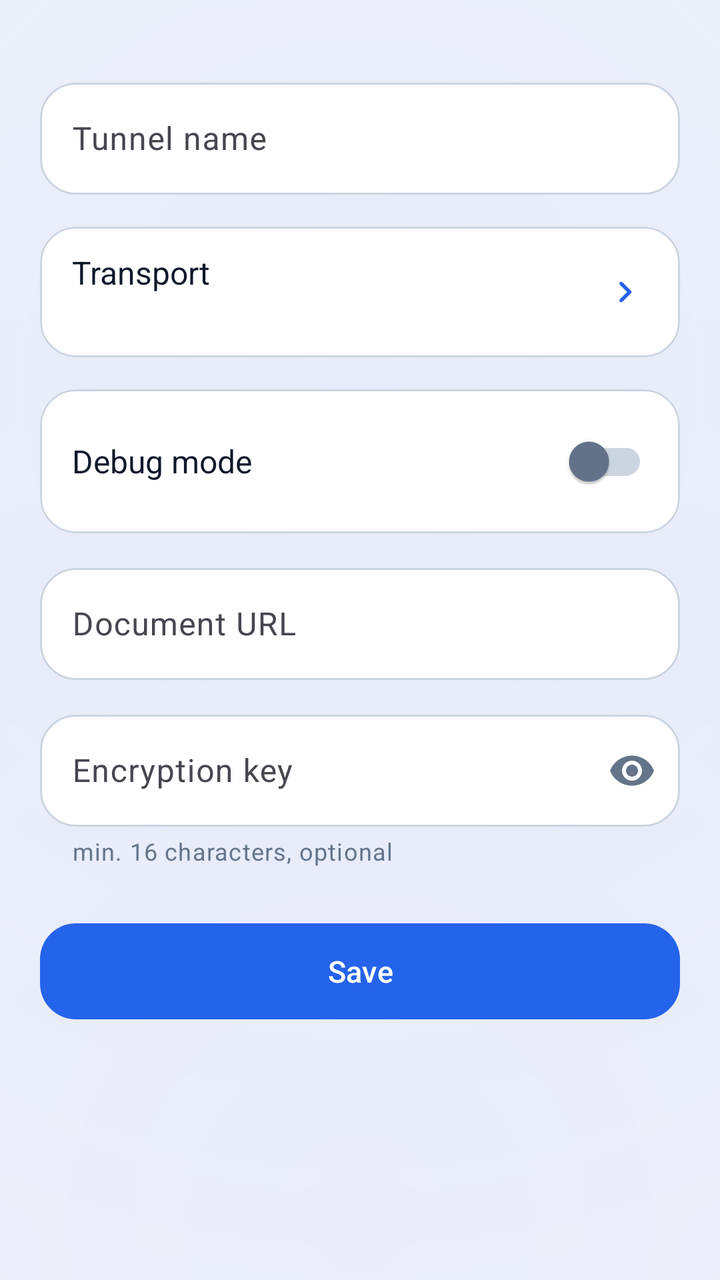
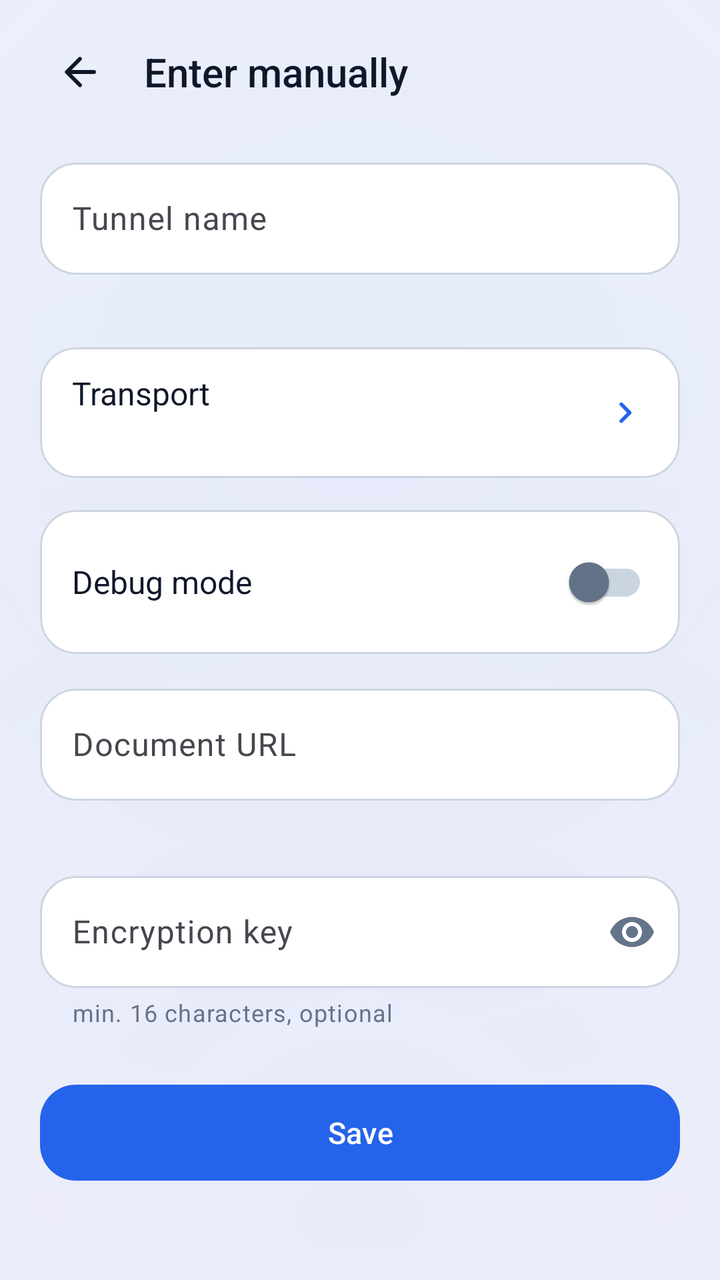

Compare the two renders of this Android layout. The source of the first and the diff that turns it into the second are given below.
<!-- AndroidManifest.xml: application theme Theme.SoxMax -->
<!-- res/layout/fragment_add_tun.xml -->
<?xml version="1.0" encoding="utf-8"?>
<androidx.core.widget.NestedScrollView xmlns:android="http://schemas.android.com/apk/res/android"
    xmlns:app="http://schemas.android.com/apk/res-auto"
    xmlns:tools="http://schemas.android.com/tools"
    android:layout_width="match_parent"
    android:layout_height="match_parent"
    android:background="@drawable/bg_screen_ambient"
    android:fillViewport="true">

    <LinearLayout
        android:layout_width="match_parent"
        android:layout_height="wrap_content"
        android:orientation="vertical"
        android:paddingHorizontal="20dp"
        android:paddingTop="24dp"
        android:paddingBottom="32dp">

        
        <com.google.android.material.textfield.TextInputLayout
            android:id="@+id/nameContainer"
            android:layout_width="match_parent"
            android:layout_height="wrap_content"
            android:layout_marginTop="12dp"
            app:boxBackgroundMode="outline"
            app:boxBackgroundColor="@color/bg_card"
            app:boxCornerRadiusBottomEnd="18dp"
            app:boxCornerRadiusBottomStart="18dp"
            app:boxCornerRadiusTopEnd="18dp"
            app:boxCornerRadiusTopStart="18dp"
            app:boxStrokeColor="@color/box_stroke_selector"
            app:boxStrokeWidth="1dp"
            app:boxStrokeWidthFocused="2dp"
            app:hintTextColor="@color/accent_blue">

            <com.google.android.material.textfield.TextInputEditText
                android:id="@+id/name"
                android:layout_width="match_parent"
                android:layout_height="56dp"
                android:hint="@string/tunnel_name"
                android:paddingHorizontal="16dp"
                android:textColor="@color/text_primary"
                android:textColorHint="@color/text_secondary"
                android:inputType="textCapSentences|textNoSuggestions"
                android:maxLines="1"
                android:singleLine="true"
                android:imeOptions="actionNext" />

        </com.google.android.material.textfield.TextInputLayout>

        
        <com.google.android.material.card.MaterialCardView
            android:id="@+id/transportSelector"
            android:layout_width="match_parent"
            android:layout_height="wrap_content"
            android:minHeight="64dp"
            android:layout_marginTop="16dp"
            android:clickable="true"
            android:focusable="true"
            app:cardBackgroundColor="@color/bg_card"
            app:cardCornerRadius="18dp"
            app:cardElevation="0dp"
            app:strokeColor="@color/bg_card_stroke"
            app:strokeWidth="1dp">

            <LinearLayout
                android:id="@+id/select_transport_layout"
                android:layout_width="match_parent"
                android:layout_height="wrap_content"
                android:minHeight="64dp"
                android:gravity="center_vertical"
                android:orientation="horizontal"
                android:paddingHorizontal="16dp"
                android:paddingVertical="12dp">

                <LinearLayout
                    android:layout_width="0dp"
                    android:layout_height="wrap_content"
                    android:layout_weight="1"
                    android:orientation="vertical">

                    <TextView
                        android:layout_width="wrap_content"
                        android:layout_height="wrap_content"
                        android:text="@string/select_transport"
                        android:textColor="@color/text_primary"
                        android:textSize="16sp" />

                    <TextView
                        android:id="@+id/selectedTransport"
                        android:layout_width="wrap_content"
                        android:layout_height="wrap_content"
                        android:layout_marginTop="2dp"
                        android:textColor="@color/text_secondary"
                        android:textSize="13sp" />

                </LinearLayout>

                <ImageView
                    android:layout_width="22dp"
                    android:layout_height="22dp"
                    android:src="@drawable/ic_chevron_right"
                    app:tint="@color/accent_blue"
                    tools:tint="@color/accent_blue" />

            </LinearLayout>

        </com.google.android.material.card.MaterialCardView>

        
        <com.google.android.material.card.MaterialCardView
            android:id="@+id/debugSelector"
            android:layout_width="match_parent"
            android:layout_height="wrap_content"
            android:minHeight="64dp"
            android:layout_marginTop="16dp"
            android:clickable="true"
            android:focusable="true"
            app:cardBackgroundColor="@color/bg_card"
            app:cardCornerRadius="18dp"
            app:cardElevation="0dp"
            app:strokeColor="@color/bg_card_stroke"
            app:strokeWidth="1dp">

            <LinearLayout
                android:layout_width="match_parent"
                android:layout_height="wrap_content"
                android:minHeight="64dp"
                android:gravity="center_vertical"
                android:orientation="horizontal"
                android:paddingHorizontal="16dp"
                android:paddingVertical="12dp">

                <TextView
                    android:layout_width="0dp"
                    android:layout_height="wrap_content"
                    android:layout_weight="1"
                    android:text="@string/debug_mode"
                    android:textColor="@color/text_primary"
                    android:textSize="16sp" />

                <com.google.android.material.switchmaterial.SwitchMaterial
                    android:id="@+id/debugSwitch"
                    android:layout_width="wrap_content"
                    android:layout_height="wrap_content"
                    android:checked="false"
                    app:thumbTint="@color/switch_thumb_selector"
                    app:trackTint="@color/switch_track_selector"
                    app:useMaterialThemeColors="false" />

            </LinearLayout>

        </com.google.android.material.card.MaterialCardView>

        
        <com.google.android.material.textfield.TextInputLayout
            android:id="@+id/yandexUrlContainer"
            android:layout_width="match_parent"
            android:layout_height="wrap_content"
            android:layout_marginTop="12dp"
            app:boxBackgroundMode="outline"
            app:boxBackgroundColor="@color/bg_card"
            app:boxCornerRadiusBottomEnd="18dp"
            app:boxCornerRadiusBottomStart="18dp"
            app:boxCornerRadiusTopEnd="18dp"
            app:boxCornerRadiusTopStart="18dp"
            app:boxStrokeColor="@color/box_stroke_selector"
            app:boxStrokeWidth="1dp"
            app:boxStrokeWidthFocused="2dp"
            app:hintTextColor="@color/accent_blue">

            <com.google.android.material.textfield.TextInputEditText
                android:id="@+id/documentUrl"
                android:layout_width="match_parent"
                android:layout_height="56dp"
                android:hint="@string/document_url"
                android:paddingHorizontal="16dp"
                android:textColor="@color/text_primary"
                android:textColorHint="@color/text_secondary"
                android:inputType="textUri"
                android:maxLines="1"
                android:singleLine="true"
                android:imeOptions="actionNext" />

        </com.google.android.material.textfield.TextInputLayout>

        
        <LinearLayout
            android:id="@+id/maxContainer"
            android:layout_width="match_parent"
            android:layout_height="wrap_content"
            android:orientation="vertical"
            android:visibility="gone">

            <com.google.android.material.textfield.TextInputLayout
                android:layout_width="match_parent"
                android:layout_height="wrap_content"
                android:layout_marginTop="12dp"
                app:boxBackgroundMode="outline"
                app:boxBackgroundColor="@color/bg_card"
                app:boxCornerRadiusBottomEnd="18dp"
                app:boxCornerRadiusBottomStart="18dp"
                app:boxCornerRadiusTopEnd="18dp"
                app:boxCornerRadiusTopStart="18dp"
                app:boxStrokeColor="@color/box_stroke_selector"
                app:boxStrokeWidth="1dp"
                app:boxStrokeWidthFocused="2dp"
                app:hintTextColor="@color/accent_blue">

                <com.google.android.material.textfield.TextInputEditText
                    android:id="@+id/maxToken"
                    android:layout_width="match_parent"
                    android:layout_height="56dp"
                    android:hint="@string/max_token"
                    android:paddingHorizontal="16dp"
                    android:textColor="@color/text_primary"
                    android:textColorHint="@color/text_secondary"
                    android:inputType="textNoSuggestions|textVisiblePassword"
                    android:maxLines="1"
                    android:singleLine="true"
                    android:imeOptions="actionNext"
                    android:importantForAutofill="no" />

            </com.google.android.material.textfield.TextInputLayout>

            <com.google.android.material.textfield.TextInputLayout
                android:layout_width="match_parent"
                android:layout_height="wrap_content"
                android:layout_marginTop="12dp"
                app:boxBackgroundMode="outline"
                app:boxBackgroundColor="@color/bg_card"
                app:boxCornerRadiusBottomEnd="18dp"
                app:boxCornerRadiusBottomStart="18dp"
                app:boxCornerRadiusTopEnd="18dp"
                app:boxCornerRadiusTopStart="18dp"
                app:boxStrokeColor="@color/box_stroke_selector"
                app:boxStrokeWidth="1dp"
                app:boxStrokeWidthFocused="2dp"
                app:hintTextColor="@color/accent_blue">

                <com.google.android.material.textfield.TextInputEditText
                    android:id="@+id/maxUserId"
                    android:layout_width="match_parent"
                    android:layout_height="56dp"
                    android:hint="@string/max_uid"
                    android:paddingHorizontal="16dp"
                    android:textColor="@color/text_primary"
                    android:textColorHint="@color/text_secondary"
                    android:inputType="number"
                    android:maxLines="1"
                    android:singleLine="true"
                    android:imeOptions="actionDone" />

            </com.google.android.material.textfield.TextInputLayout>

        </LinearLayout>

        
        <com.google.android.material.textfield.TextInputLayout
            android:id="@+id/encryptionKeyContainer"
            android:layout_width="match_parent"
            android:layout_height="wrap_content"
            android:layout_marginTop="12dp"
            app:boxBackgroundMode="outline"
            app:boxBackgroundColor="@color/bg_card"
            app:boxCornerRadiusBottomEnd="18dp"
            app:boxCornerRadiusBottomStart="18dp"
            app:boxCornerRadiusTopEnd="18dp"
            app:boxCornerRadiusTopStart="18dp"
            app:boxStrokeColor="@color/box_stroke_selector"
            app:boxStrokeWidth="1dp"
            app:boxStrokeWidthFocused="2dp"
            app:hintTextColor="@color/accent_blue"
            app:helperText="@string/encryption_key_helper"
            app:helperTextEnabled="true"
            app:helperTextTextColor="@color/text_secondary"
            app:passwordToggleEnabled="true"
            app:passwordToggleTint="@color/text_secondary">

            <com.google.android.material.textfield.TextInputEditText
                android:id="@+id/encryptionKey"
                android:layout_width="match_parent"
                android:layout_height="56dp"
                android:hint="@string/encryption_key"
                android:paddingHorizontal="16dp"
                android:textColor="@color/text_primary"
                android:textColorHint="@color/text_secondary"
                android:inputType="textPassword"
                android:maxLines="1"
                android:singleLine="true"
                android:imeOptions="actionDone" />

        </com.google.android.material.textfield.TextInputLayout>

        
        <com.google.android.material.button.MaterialButton
            android:id="@+id/saveButton"
            android:layout_width="match_parent"
            android:layout_height="56dp"
            android:layout_marginTop="24dp"
            app:backgroundTint="@color/accent_blue"
            android:text="@string/save"
            android:textAllCaps="false"
            android:textColor="@color/colorOnPrimary"
            android:textSize="15sp"
            app:cornerRadius="18dp" />

    </LinearLayout>

</androidx.core.widget.NestedScrollView>
<!-- resources referenced by this layout -->
<resources>
  <color name="accent_blue">#2563EB</color>
  <color name="bg_card">#FFFFFF</color>
  <color name="bg_card_stroke">#CBD5E1</color>
  <color name="colorOnPrimary">#FFFFFF</color>
  <color name="text_primary">#0F172A</color>
  <color name="text_secondary">#64748B</color>
  <!-- drawable bg_screen_ambient (drawable) -->
  <?xml version="1.0" encoding="utf-8"?>
  <layer-list xmlns:android="http://schemas.android.com/apk/res/android">
      <item>
          <shape android:shape="rectangle">
              <solid android:color="@color/bg_deep" />
          </shape>
      </item>
      <item>
          <shape android:shape="rectangle">
              <gradient
                  android:type="radial"
                  android:centerX="0.5"
                  android:centerY="0.30"
                  android:gradientRadius="900dp"
                  android:startColor="#144F7CFF"
                  android:centerColor="#084F7CFF"
                  android:endColor="@android:color/transparent"
                  android:tileMode="clamp" />
          </shape>
      </item>
      <item>
          <shape android:shape="rectangle">
              <gradient
                  android:type="radial"
                  android:centerX="0.5"
                  android:centerY="0.95"
                  android:gradientRadius="700dp"
                  android:startColor="#0A7C4FFF"
                  android:centerColor="#047C4FFF"
                  android:endColor="@android:color/transparent"
                  android:tileMode="clamp" />
          </shape>
      </item>
  </layer-list>
  <!-- drawable ic_chevron_right (drawable) -->
  <vector xmlns:android="http://schemas.android.com/apk/res/android"
      android:width="24dp"
      android:height="24dp"
      android:viewportWidth="24"
      android:viewportHeight="24">
      <path
          android:fillColor="#FFFFFFFF"
          android:pathData="M12.6 12L8.7 8.1q-.275-.275-.275-.7t.275-.7t.7-.275t.7.275l4.6 4.6q.15.15.213.325t.062.375t-.062.375t-.213.325l-4.6 4.6q-.275.275-.7.275t-.7-.275t-.275-.7t.275-.7z" />
  </vector>
  <string name="debug_mode">Debug mode</string>
  <string name="document_url">Document URL</string>
  <string name="encryption_key">Encryption key</string>
  <string name="encryption_key_helper">min. 16 characters, optional</string>
  <string name="max_token">MAX token</string>
  <string name="max_uid">MAX user ID</string>
  <string name="save">Save</string>
  <string name="select_transport">Transport</string>
  <string name="tunnel_name">Tunnel name</string>
  <style name="Theme.SoxMax" parent="Theme.Material3.DayNight.NoActionBar">
          <item name="colorPrimary">@color/accent_blue</item>
          <item name="colorOnPrimary">@color/text_primary</item>
          <item name="android:windowBackground">@color/bg_deep</item>
          <item name="android:statusBarColor" tools:targetApi="l">@android:color/transparent</item>
          <item name="android:navigationBarColor" tools:targetApi="l">@android:color/transparent</item>
          <item name="android:windowLightStatusBar" tools:targetApi="m">?attr/isLightTheme</item>
          <item name="android:windowLightNavigationBar" tools:targetApi="o_mr1">?attr/isLightTheme</item>
      </style>
  <color name="bg_deep">#F5F7FA</color>
</resources>

<!-- the commit's change to res/layout/fragment_add_tun.xml (unified diff, before → after) -->
@@ -12,15 +12,50 @@
         android:layout_height="wrap_content"
         android:orientation="vertical"
         android:paddingHorizontal="20dp"
-        android:paddingTop="24dp"
+        android:paddingTop="16dp"
         android:paddingBottom="32dp">
+
+        
+        <LinearLayout
+            android:id="@+id/top_bar"
+            android:layout_width="match_parent"
+            android:layout_height="wrap_content"
+            android:gravity="center_vertical"
+            android:orientation="horizontal"
+            android:paddingBottom="12dp">
+
+            <ImageView
+                android:id="@+id/btn_back"
+                android:layout_width="40dp"
+                android:layout_height="40dp"
+                android:background="?android:attr/selectableItemBackgroundBorderless"
+                android:clickable="true"
+                android:contentDescription="@string/cancel"
+                android:focusable="true"
+                android:padding="8dp"
+                android:src="@drawable/ic_arrow_back"
+                app:tint="@color/text_primary" />
+
+            <TextView
+                android:id="@+id/headerTitle"
+                android:layout_width="0dp"
+                android:layout_height="wrap_content"
+                android:layout_marginStart="12dp"
+                android:layout_weight="1"
+                android:fontFamily="sans-serif-medium"
+                android:text="@string/enter_manually"
+                android:textColor="@color/text_primary"
+                android:textSize="20sp" />
+
+        </LinearLayout>
 
         
         <com.google.android.material.textfield.TextInputLayout
             android:id="@+id/nameContainer"
             android:layout_width="match_parent"
             android:layout_height="wrap_content"
-            android:layout_marginTop="12dp"
+            android:layout_marginTop="8dp"
+            app:errorEnabled="true"
             app:boxBackgroundMode="outline"
             app:boxBackgroundColor="@color/bg_card"
             app:boxCornerRadiusBottomEnd="18dp"
@@ -157,6 +192,7 @@
             android:layout_width="match_parent"
             android:layout_height="wrap_content"
             android:layout_marginTop="12dp"
+            app:errorEnabled="true"
             app:boxBackgroundMode="outline"
             app:boxBackgroundColor="@color/bg_card"
             app:boxCornerRadiusBottomEnd="18dp"
@@ -192,9 +228,11 @@
             android:visibility="gone">
 
             <com.google.android.material.textfield.TextInputLayout
+                android:id="@+id/maxTokenContainer"
                 android:layout_width="match_parent"
                 android:layout_height="wrap_content"
                 android:layout_marginTop="12dp"
+                app:errorEnabled="true"
                 app:boxBackgroundMode="outline"
                 app:boxBackgroundColor="@color/bg_card"
                 app:boxCornerRadiusBottomEnd="18dp"
@@ -223,9 +261,11 @@
             </com.google.android.material.textfield.TextInputLayout>
 
             <com.google.android.material.textfield.TextInputLayout
+                android:id="@+id/maxUserIdContainer"
                 android:layout_width="match_parent"
                 android:layout_height="wrap_content"
                 android:layout_marginTop="12dp"
+                app:errorEnabled="true"
                 app:boxBackgroundMode="outline"
                 app:boxBackgroundColor="@color/bg_card"
                 app:boxCornerRadiusBottomEnd="18dp"
@@ -260,6 +300,7 @@
             android:layout_width="match_parent"
             android:layout_height="wrap_content"
             android:layout_marginTop="12dp"
+            app:errorEnabled="true"
             app:boxBackgroundMode="outline"
             app:boxBackgroundColor="@color/bg_card"
             app:boxCornerRadiusBottomEnd="18dp"
<!-- resource entries referenced after the edit -->
@@ -41,6 +41,16 @@
           </shape>
       </item>
   </layer-list>
+  <!-- drawable ic_arrow_back (drawable) -->
+  <vector xmlns:android="http://schemas.android.com/apk/res/android"
+      android:width="24dp"
+      android:height="24dp"
+      android:viewportWidth="24"
+      android:viewportHeight="24">
+      <path
+          android:fillColor="#FFFFFFFF"
+          android:pathData="m7.825 13l4.9 4.9q.3.3.288.7t-.313.7q-.3.275-.7.288t-.7-.288l-6.6-6.6q-.15-.15-.213-.325T4.426 12t.063-.375t.212-.325l6.6-6.6q.275-.275.688-.275t.712.275q.3.3.3.713t-.3.712L7.825 11H19q.425 0 .713.288T20 12t-.288.713T19 13z" />
+  </vector>
   <!-- drawable ic_chevron_right (drawable) -->
   <vector xmlns:android="http://schemas.android.com/apk/res/android"
       android:width="24dp"
@@ -51,10 +61,12 @@
           android:fillColor="#FFFFFFFF"
           android:pathData="M12.6 12L8.7 8.1q-.275-.275-.275-.7t.275-.7t.7-.275t.7.275l4.6 4.6q.15.15.213.325t.062.375t-.062.375t-.213.325l-4.6 4.6q-.275.275-.7.275t-.7-.275t-.275-.7t.275-.7z" />
   </vector>
+  <string name="cancel">Cancel</string>
   <string name="debug_mode">Debug mode</string>
   <string name="document_url">Document URL</string>
   <string name="encryption_key">Encryption key</string>
   <string name="encryption_key_helper">min. 16 characters, optional</string>
+  <string name="enter_manually">Enter manually</string>
   <string name="max_token">MAX token</string>
   <string name="max_uid">MAX user ID</string>
   <string name="save">Save</string>
